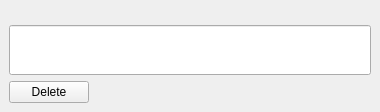
This is forms/NoteButton.ui in Patryk-Trojak/Notes as Qt 5 draws it before an edit. The edited form follows.
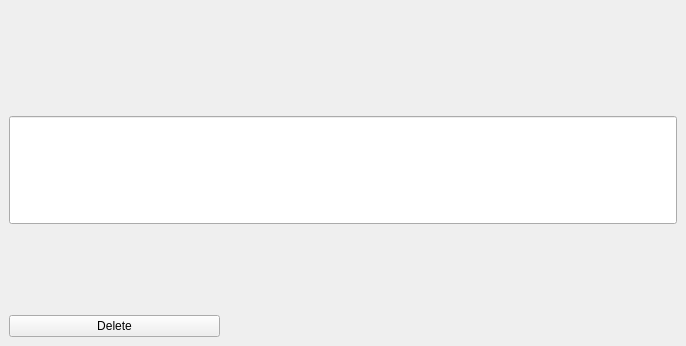
This is the edited form.

Commit message: Add displaying creation and modification times on note buttons

The edit to the form file:
```diff
--- a/forms/NoteButton.ui
+++ b/forms/NoteButton.ui
@@ -6,8 +6,8 @@
    <rect>
     <x>0</x>
     <y>0</y>
-    <width>380</width>
-    <height>112</height>
+    <width>686</width>
+    <height>346</height>
    </rect>
   </property>
   <property name="sizePolicy">
@@ -52,7 +52,7 @@
           <verstretch>0</verstretch>
          </sizepolicy>
         </property>
-        <layout class="QGridLayout" name="gridLayout_2" rowstretch="3,1" columnstretch="1,5">
+        <layout class="QGridLayout" name="gridLayout_2" rowstretch="3,0" columnstretch="1,2,1,1,0">
          <property name="leftMargin">
           <number>0</number>
          </property>
@@ -62,19 +62,6 @@
          <property name="bottomMargin">
           <number>0</number>
          </property>
-         <item row="1" column="1">
-          <spacer name="horizontalSpacer">
-           <property name="orientation">
-            <enum>Qt::Horizontal</enum>
-           </property>
-           <property name="sizeHint" stdset="0">
-            <size>
-             <width>40</width>
-             <height>20</height>
-            </size>
-           </property>
-          </spacer>
-         </item>
          <item row="0" column="0">
           <spacer name="verticalSpacer">
            <property name="orientation">
@@ -101,6 +88,48 @@
            </property>
           </widget>
          </item>
+         <item row="1" column="3">
+          <widget class="QLabel" name="creationTime">
+           <property name="enabled">
+            <bool>true</bool>
+           </property>
+           <property name="sizePolicy">
+            <sizepolicy hsizetype="Maximum" vsizetype="Preferred">
+             <horstretch>0</horstretch>
+             <verstretch>0</verstretch>
+            </sizepolicy>
+           </property>
+           <property name="text">
+            <string/>
+           </property>
+          </widget>
+         </item>
+         <item row="1" column="2">
+          <widget class="QLabel" name="modificationTime">
+           <property name="sizePolicy">
+            <sizepolicy hsizetype="Maximum" vsizetype="Preferred">
+             <horstretch>0</horstretch>
+             <verstretch>0</verstretch>
+            </sizepolicy>
+           </property>
+           <property name="text">
+            <string/>
+           </property>
+          </widget>
+         </item>
+         <item row="1" column="1">
+          <spacer name="horizontalSpacer">
+           <property name="orientation">
+            <enum>Qt::Horizontal</enum>
+           </property>
+           <property name="sizeHint" stdset="0">
+            <size>
+             <width>40</width>
+             <height>20</height>
+            </size>
+           </property>
+          </spacer>
+         </item>
         </layout>
        </widget>
       </item>
```
Left out of the diff: 58 changed lines with no effect on the pictures. The commit also changes 3 other files.
